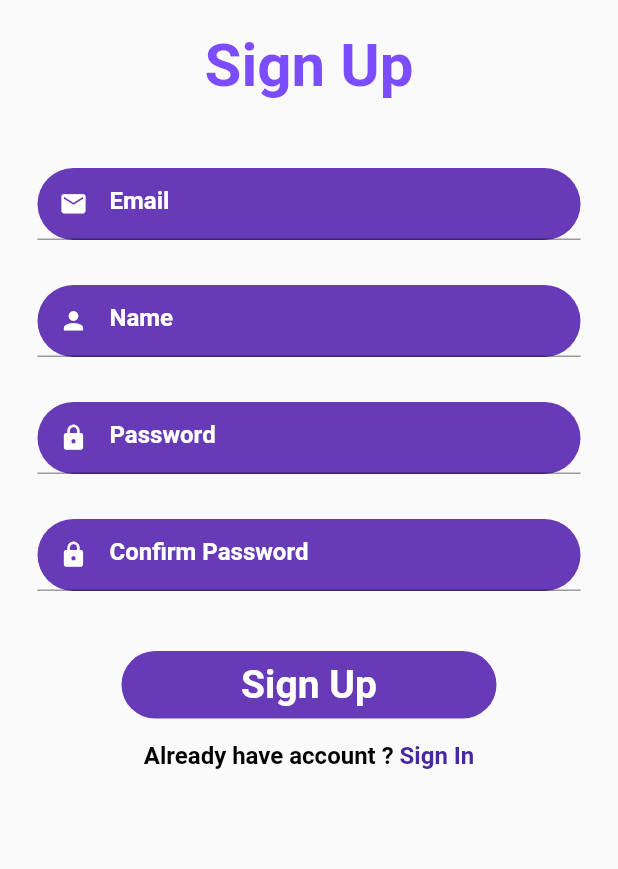
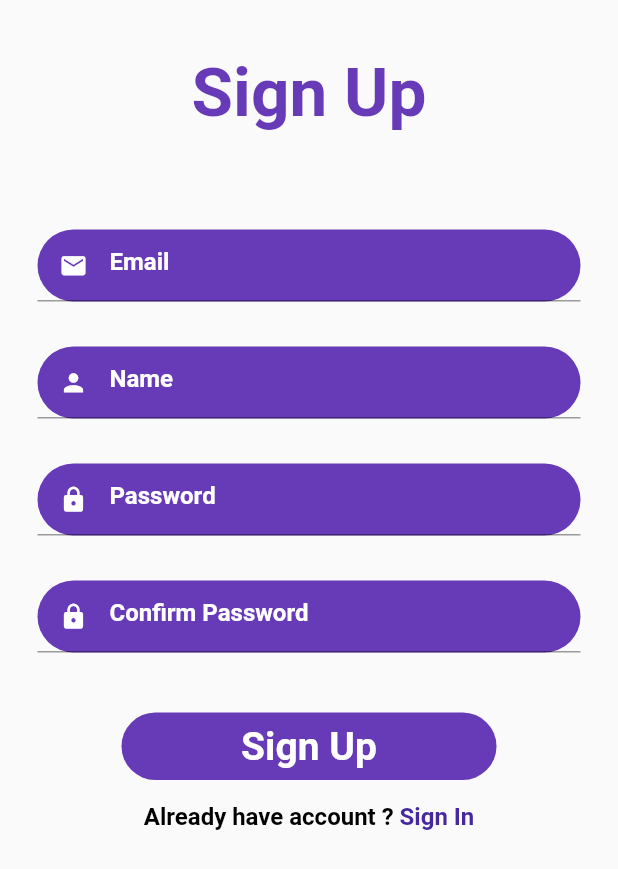
Before and after one commit to Tolbaax/shopify, a Flutter app: the SignUp screen opened by its route, on a phone screen of 412 x 824 dp. Shown: the top 869 px of the screen. Run offline on Flutter 3.47's test engine with Material 2 defaults, Android fonts, the phone set to English and light mode, and no system bars; our stand-ins replace animated_splash_screen, badges, bottom_navy_bar, firebase_auth, firebase_core, flutter_screenutil and 4 more; accounts and stored records are empty.

Commit message:
Shopify UI App

```diff
--- a/lib/View/Screens/SignUp.dart
+++ b/lib/View/Screens/SignUp.dart
@@ -18,15 +18,16 @@ class SignUp extends StatelessWidget {
             child: Column(
               children: [
                 Padding(
-                  padding: const EdgeInsets.all(20.0),
+                  padding: const EdgeInsets.only(top: 35),
                   child: Text(
                     'Sign Up',
                     style: TextStyle(
-                        fontSize: 40,
+                        fontSize: 45,
                         fontWeight: FontWeight.w600,
-                        color: Colors.deepPurpleAccent),
+                        color: Colors.deepPurple),
                   ),
                 ),
+                SizedBox(height: 40,),
                 Form(
                   key: formKey,
                   child: Padding(
```
